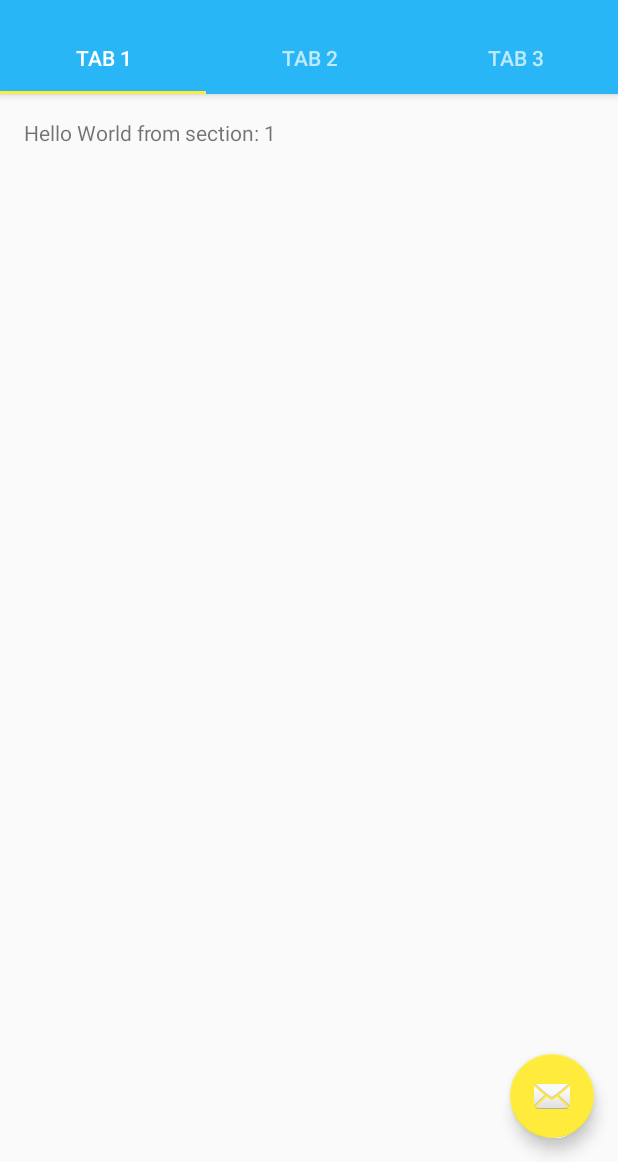
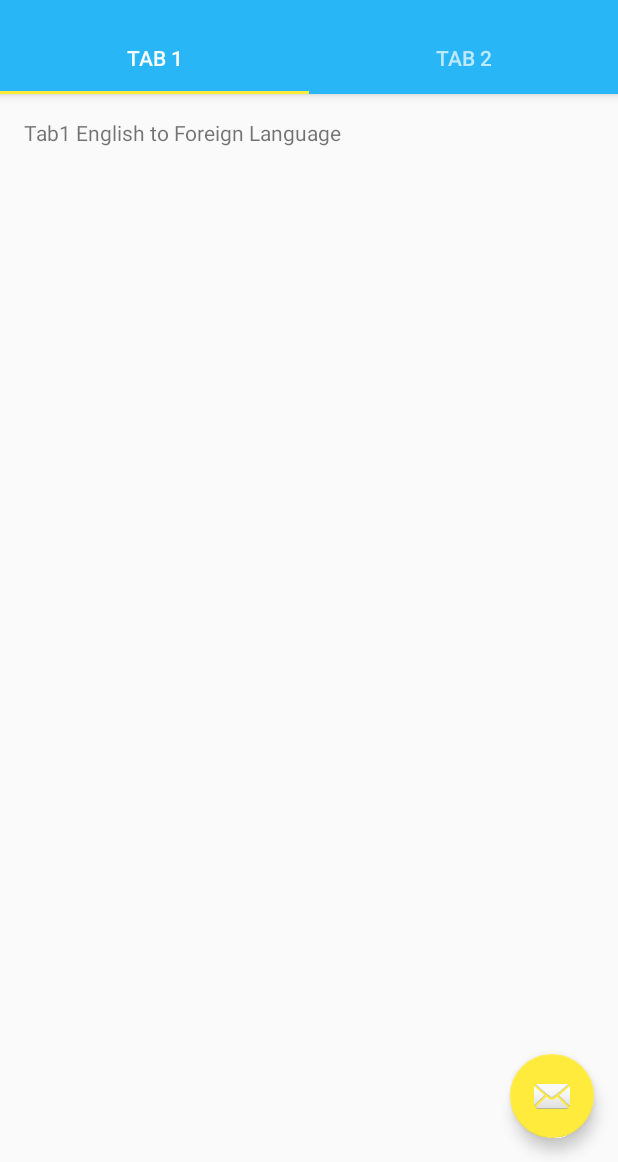
Before and after one commit to TourKing/TourKingAndroid, an Android app: the screen it shows after launch (MainActivity), on a phone screen of 412 x 824 dp, the part 74-1236 px from its top. Run offline under Robolectric (Android 15) with nearby library versions, the phone set to English and light mode, and no system bars.

Commit message:
2 tabs working

```diff
--- a/tourking/app/build.gradle
+++ b/tourking/app/build.gradle
@@ -19,9 +19,14 @@ android {
 }
 
 dependencies {
+    implementation("com.mikepenz:materialdrawer:6.0.6@aar") {
+        transitive = true
+    }
+    implementation 'com.android.support:appcompat-v7:26.1.0'
+    implementation 'com.android.support:recyclerview-v7:26.1.0'
+    implementation 'com.android.support:support-annotations:26.1.0'
+    implementation 'com.android.support:design:26.1.0'
     implementation fileTree(dir: 'libs', include: ['*.jar'])
-    implementation 'com.android.support:appcompat-v7:26.1.0'
-    implementation 'com.android.support:design:26.1.0'
     implementation 'com.android.support.constraint:constraint-layout:1.0.2'
     testImplementation 'junit:junit:4.12'
     androidTestImplementation 'com.android.support.test:runner:1.0.1'
--- a/tourking/app/src/main/java/com/example/lucy/tourking/MainActivity.java
+++ b/tourking/app/src/main/java/com/example/lucy/tourking/MainActivity.java
@@ -91,41 +91,6 @@ public class MainActivity extends AppCompatActivity {
     }
 
     /**
-     * A placeholder fragment containing a simple view.
-     */
-    public static class PlaceholderFragment extends Fragment {
-        /**
-         * The fragment argument representing the section number for this
-         * fragment.
-         */
-        private static final String ARG_SECTION_NUMBER = "section_number";
-
-        public PlaceholderFragment() {
-        }
-
-        /**
-         * Returns a new instance of this fragment for the given section
-         * number.
-         */
-        public static PlaceholderFragment newInstance(int sectionNumber) {
-            PlaceholderFragment fragment = new PlaceholderFragment();
-            Bundle args = new Bundle();
-            args.putInt(ARG_SECTION_NUMBER, sectionNumber);
-            fragment.setArguments(args);
-            return fragment;
-        }
-
-        @Override
-        public View onCreateView(LayoutInflater inflater, ViewGroup container,
-                                 Bundle savedInstanceState) {
-            View rootView = inflater.inflate(R.layout.tab1eng_to_for, container, false);
-            TextView textView = (TextView) rootView.findViewById(R.id.section_label);
-            textView.setText(getString(R.string.section_format, getArguments().getInt(ARG_SECTION_NUMBER)));
-            return rootView;
-        }
-    }
-
-    /**
      * A {@link FragmentPagerAdapter} that returns a fragment corresponding to
      * one of the sections/tabs/pages.
      */
@@ -137,14 +102,21 @@ public class MainActivity extends AppCompatActivity {
 
         @Override
         public Fragment getItem(int position) {
-            // getItem is called to instantiate the fragment for the given page.
-            // Return a PlaceholderFragment (defined as a static inner class below).
-            return PlaceholderFragment.newInstance(position + 1);
+            switch(position) {
+                case 0:
+                    Tab1 tab1 = new Tab1();
+                    return tab1;
+                case 1:
+                    Tab2 tab2 = new Tab2();
+                    return tab2;
+                default:
+                    return null;
+            }
         }
 
         @Override
         public int getCount() {
-            // Show 3 total pages.
+            // Show 2 total pages.
             return 2;
         }
     }
--- a/tourking/app/src/main/res/layout/activity_main.xml
+++ b/tourking/app/src/main/res/layout/activity_main.xml
@@ -44,12 +44,6 @@
                 android:layout_height="wrap_content"
                 android:text="@string/tab_text_2" />
 
-            <android.support.design.widget.TabItem
-                android:id="@+id/tabItem3"
-                android:layout_width="wrap_content"
-                android:layout_height="wrap_content"
-                android:text="@string/tab_text_3" />
-
         </android.support.design.widget.TabLayout>
     </android.support.design.widget.AppBarLayout>
 
--- a/tourking/app/src/main/res/values/strings.xml
+++ b/tourking/app/src/main/res/values/strings.xml
@@ -2,7 +2,6 @@
     <string name="app_name">TourKing</string>
     <string name="tab_text_1">Tab 1</string>
     <string name="tab_text_2">Tab 2</string>
-    <string name="tab_text_3">Tab 3</string>
     <string name="action_settings">Settings</string>
     <string name="section_format">Hello World from section: %1$d</string>
 </resources>
```
